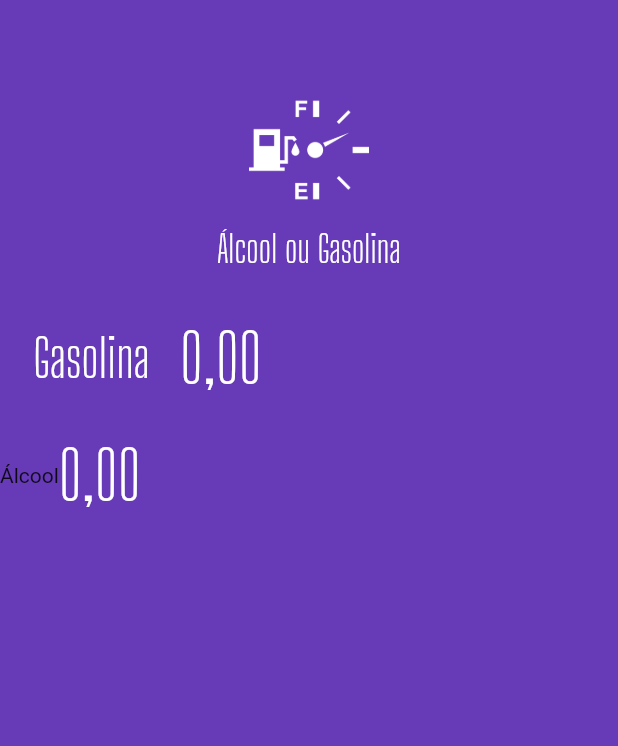
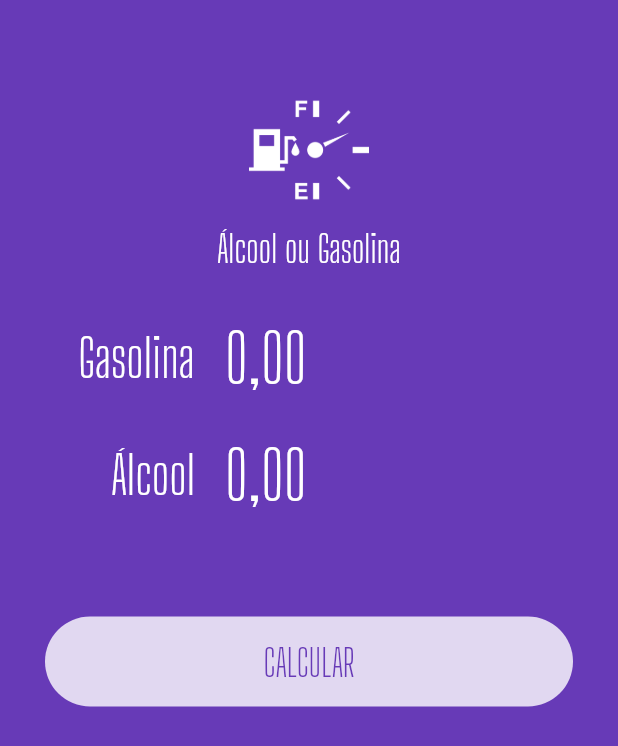
Before and after one commit to thiagocorrea-dev/Alcool-ou-Gasolina, a Flutter app: the screen it shows after launch, on a phone screen of 412 x 824 dp. Shown: the top 746 px of the screen. Run offline on Flutter 3.47's test engine with Material 2 defaults, Android fonts, the phone set to English and light mode, and no system bars; our stand-ins replace flutter_masked_text.

Commit message:
Alcool ou Gasolina - Finalização

```diff
--- a/alcool_gasolina/lib/main.dart
+++ b/alcool_gasolina/lib/main.dart
@@ -1,5 +1,10 @@
 import 'package:alcool_gasolina/bloc/bloc.mask.dart';
+import 'package:alcool_gasolina/pages/home.page.dart';
+import 'package:alcool_gasolina/widgets/inout.widget.dart';
+import 'package:alcool_gasolina/widgets/loading.buttom.widget.dart';
 import 'package:alcool_gasolina/widgets/logo.widget.dart';
+import 'package:alcool_gasolina/widgets/submit-form.dart';
+import 'package:alcool_gasolina/widgets/sucess.widget.dart';
 import 'package:flutter/material.dart';
 import 'package:flutter_masked_text/flutter_masked_text.dart';
 
@@ -18,71 +23,3 @@ class MyApp extends StatelessWidget {
     );
   }
 }
-
-class HomePage extends StatelessWidget {
-  var _gasCtrl = new MoneyMaskedTextController();
-
-  @override
-  Widget build(BuildContext context) {
-    return Scaffold(
-      backgroundColor: Theme.of(context).primaryColor,
-      body: ListView(
-        children: <Widget>[
-          Logo(),
-          Row(
-            children: <Widget>[
-              Container(
-                width: 100,
-                alignment: Alignment.centerRight,
-                child: Text(
-                  "Gasolina",
-                  style: TextStyle(
-                    color: Colors.white,
-                    fontSize: 35,
-                    fontFamily: "Big Shoulders Display",
-                  ),
-                ),
-              ),
-              SizedBox(
-                width: 20,
-              ),
-              Expanded(
-                child: TextFormField(
-                  controller: _gasCtrl,
-                  keyboardType: TextInputType.number,
-                  style: TextStyle(
-                    color: Colors.white,
-                    fontSize: 45,
-                    fontFamily: "Big Shoulders Display",
-                  ),
-                  decoration: InputDecoration(
-                    border: InputBorder.none,
-                  ),
-                ),
-              ),
-            ],
-          ),
-          Row(
-            children: <Widget>[
-              Text("Álcool"),
-              Expanded(
-                child: TextFormField(
-                  controller: _gasCtrl,
-                  keyboardType: TextInputType.number,
-                  style: TextStyle(
-                    color: Colors.white,
-                    fontSize: 45,
-                    fontFamily: "Big Shoulders Display",
-                  ),
-                  decoration: InputDecoration(
-                    border: InputBorder.none,
-                  ),
-                ),
-              ),
-            ],
-          ),
-        ],
-      ),
-    );
-  }
-}
--- /dev/null
+++ b/alcool_gasolina/lib/pages/home.page.dart
@@ -0,0 +1,90 @@
+import 'package:alcool_gasolina/widgets/logo.widget.dart';
+import 'package:alcool_gasolina/widgets/submit-form.dart';
+import 'package:alcool_gasolina/widgets/sucess.widget.dart';
+import 'package:flutter/material.dart';
+import 'package:flutter_masked_text/flutter_masked_text.dart';
+
+class HomePage extends StatefulWidget {
+  @override
+  _HomePageState createState() => _HomePageState();
+}
+
+class _HomePageState extends State<HomePage> {
+  Color _color = Colors.deepPurple;
+  var _gasCtrl = new MoneyMaskedTextController();
+  var _alcCtrl = new MoneyMaskedTextController();
+  var _busy = false;
+  var _completed = false;
+  var _resultText = "Compensa utilizar álcool";
+
+  @override
+  Widget build(BuildContext context) {
+    return Scaffold(
+      backgroundColor: Theme.of(context).primaryColor,
+      body: AnimatedContainer(
+        duration: Duration(
+          milliseconds: 1200,
+        ),
+        color: _color,
+        child: ListView(
+        children: <Widget>[
+          Logo(),
+          _completed
+              ? Success(
+                  result: _resultText,
+                  reset: reset,
+                )
+              : SubmitForm(
+                  gasCtrl: _gasCtrl,
+                  alcCtrl: _alcCtrl,
+                  submitFunc: calculate,
+                  busy: _busy,
+                )
+        ],
+      ),
+      )
+    );
+  }
+
+  Future calculate() {
+    double alc =
+        double.parse(_alcCtrl.text.replaceAll(new RegExp(r'[,.]'), '')) / 100;
+    double gas = double.parse(
+          _gasCtrl.text.replaceAll(new RegExp(r'[,.]'), ''),
+        ) /
+        100;
+    double res = alc / gas;
+
+    setState(() {
+      _color = Colors.deepPurpleAccent;
+      _completed = false;
+      _busy = true;
+    });
+
+    return new Future.delayed(
+        const Duration(seconds: 2),
+        () {
+              setState(() {
+                if (res >= 0.7) {
+                  _resultText = "Compensa utilizar Gasolina!";
+                } else {
+                  _resultText = "Compensa utilizar Álcool!";
+                }
+                _busy = false;
+                _completed = true;
+              });
+            });
+  }
+
+reset(){
+  setState(() {
+    _alcCtrl = new MoneyMaskedTextController();
+    _gasCtrl = new MoneyMaskedTextController();
+    _completed = false;
+    _busy = false;
+    _color = Colors.deepPurple;
+  });
+}
+
+
+}
--- /dev/null
+++ b/alcool_gasolina/lib/widgets/inout.widget.dart
@@ -0,0 +1,50 @@
+import 'package:flutter/material.dart';
+import 'package:flutter_masked_text/flutter_masked_text.dart';
+
+class Input extends StatelessWidget {
+  var label = "";
+  var ctrl = new MoneyMaskedTextController();
+
+  Input({
+    @required this.label,
+    @required this.ctrl
+  });
+
+
+  @override
+  Widget build(BuildContext context) {
+    return Row(
+      children: <Widget>[
+        Container(
+          width: 100,
+          alignment: Alignment.centerRight,
+          child: Text(
+            label,
+            style: TextStyle(
+              color: Colors.white,
+              fontSize: 35,
+              fontFamily: "Big Shoulders Display",
+            ),
+          ),
+        ),
+        SizedBox(
+          width: 20,
+        ),
+        Expanded(
+          child: TextFormField(
+            controller: ctrl,
+            keyboardType: TextInputType.number,
+            style: TextStyle(
+              color: Colors.white,
+              fontSize: 45,
+              fontFamily: "Big Shoulders Display",
+            ),
+            decoration: InputDecoration(
+              border: InputBorder.none,
+            ),
+          ),
+        ),
+      ],
+    );
+  }
+}
--- /dev/null
+++ b/alcool_gasolina/lib/widgets/loading.buttom.widget.dart
@@ -0,0 +1,47 @@
+import 'package:flutter/material.dart';
+
+class LoadingButton extends StatelessWidget {
+  var busy = false;
+  var invert = false;
+  Function func;
+  var text = "";
+
+  LoadingButton({
+    @required this.busy,
+    @required this.func,
+    @required this.invert,
+    @required this.text,
+  });
+
+  @override
+  Widget build(BuildContext context) {
+    return busy
+        ? Container(
+            alignment: Alignment.center,
+            height: 50,
+            child: CircularProgressIndicator(
+              backgroundColor: Colors.white,
+            ),
+          )
+        : Container(
+            margin: EdgeInsets.all(30),
+            height: 60,
+            width: double.infinity,
+            decoration: BoxDecoration(
+                color: invert
+                    ? Theme.of(context).primaryColor
+                    : Colors.white.withOpacity(0.8),
+                borderRadius: BorderRadius.circular(60)),
+            child: FlatButton(
+              child: Text(
+                text,
+                style: TextStyle(
+                  color: invert ? Colors.white : Theme.of(context).primaryColor,
+                  fontSize: 25,
+                  fontFamily: "Big Shoulders Display",
+                ),
+              ),
+              onPressed: func,
+            ));
+  }
+}
--- /dev/null
+++ b/alcool_gasolina/lib/widgets/submit-form.dart
@@ -0,0 +1,50 @@
+import 'package:flutter/material.dart';
+import 'package:flutter_masked_text/flutter_masked_text.dart';
+
+import 'inout.widget.dart';
+import 'loading.buttom.widget.dart';
+
+class SubmitForm extends StatelessWidget {
+  var gasCtrl = new MoneyMaskedTextController();
+  var alcCtrl = new MoneyMaskedTextController();
+  var busy = false;
+  Function submitFunc;
+
+  SubmitForm({
+    @required this.gasCtrl,
+    @required this.alcCtrl,
+    @required this.busy,
+    @required this.submitFunc,
+  });
+
+  @override
+  Widget build(BuildContext context) {
+    return Column(
+      children: <Widget>[
+        Padding(
+          padding: EdgeInsets.only(left: 30, right: 30),
+          child: Input(
+            label: "Gasolina",
+            ctrl: gasCtrl,
+          ),
+        ),
+        Padding(
+          padding: EdgeInsets.only(left: 30, right: 30),
+          child: Input(
+            label: "Álcool",
+            ctrl: alcCtrl,
+          ),
+        ),
+        SizedBox(
+          height: 25,
+        ),
+        LoadingButton(
+          busy: busy,
+          func: submitFunc,
+          text: "CALCULAR",
+          invert: false,
+        ),
+      ],
+    );
+  }
+}
```
Also changed, not shown: alcool_gasolina/lib/widgets/sucess.widget.dart (added, +44 -0 lines).
